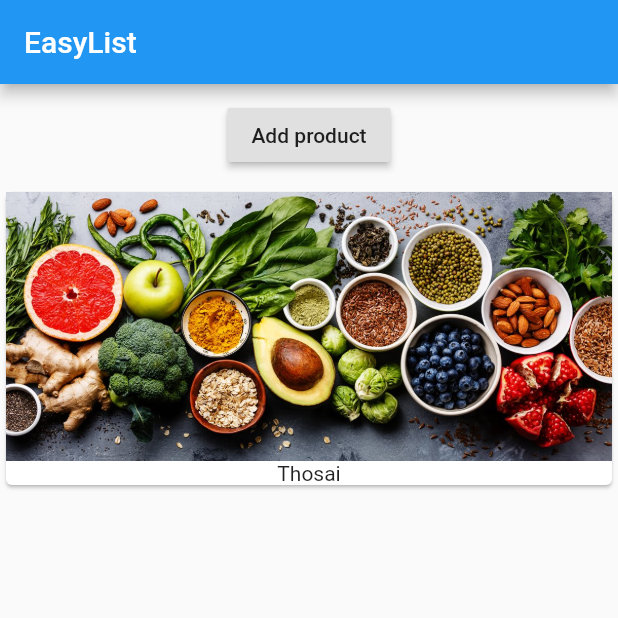
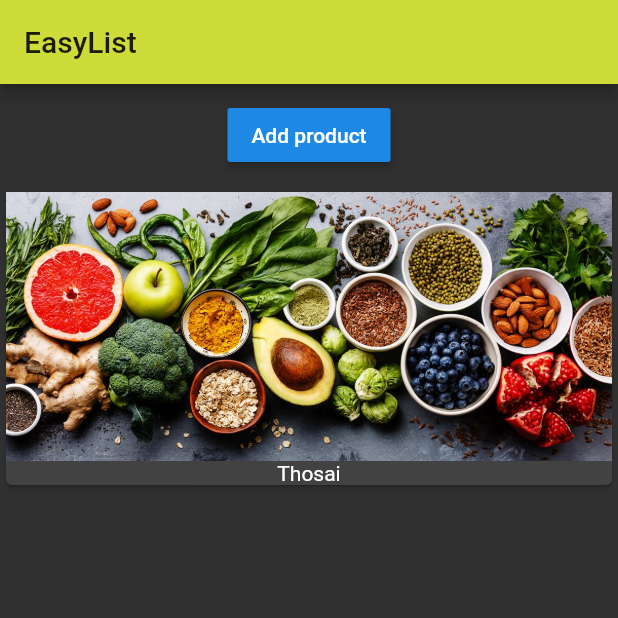
Before and after one commit to pankajan05/flutter, a Flutter app: the screen it shows after launch, on a phone screen of 412 x 824 dp, the top half of it. Run offline on Flutter 3.47's test engine with Material 2 defaults, Android fonts, the phone set to English and light mode, and no system bars.

Commit message:
add themes

```diff
--- a/firstapp/lib/main.dart
+++ b/firstapp/lib/main.dart
@@ -9,6 +9,10 @@ class MyApp extends StatelessWidget {
   @override
   Widget build(BuildContext context) {
     return MaterialApp(
+      theme: ThemeData(
+        brightness: Brightness.dark,
+        primaryColor: Colors.lime,
+      ),
       home: Scaffold(
           appBar: AppBar(
             title: Text('EasyList'),
```
